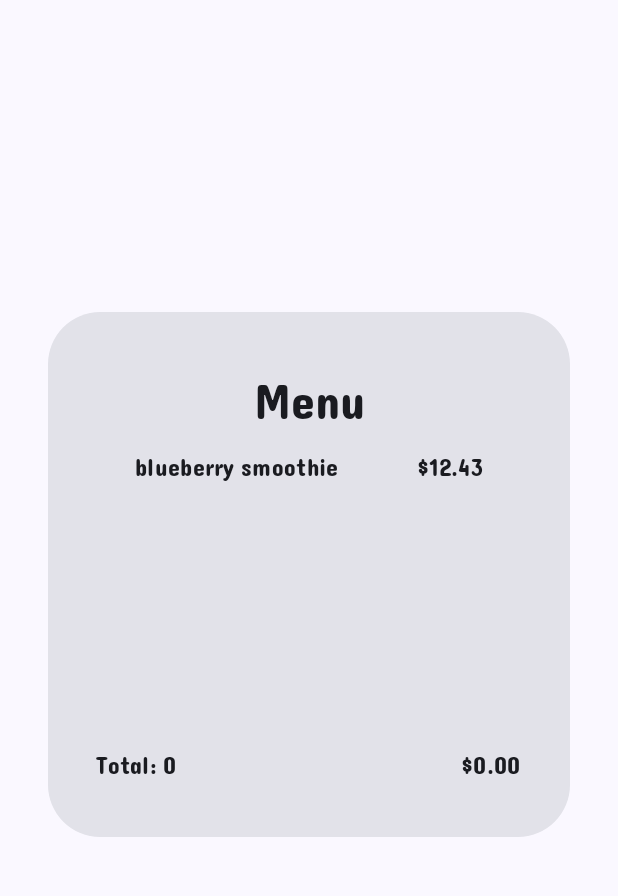
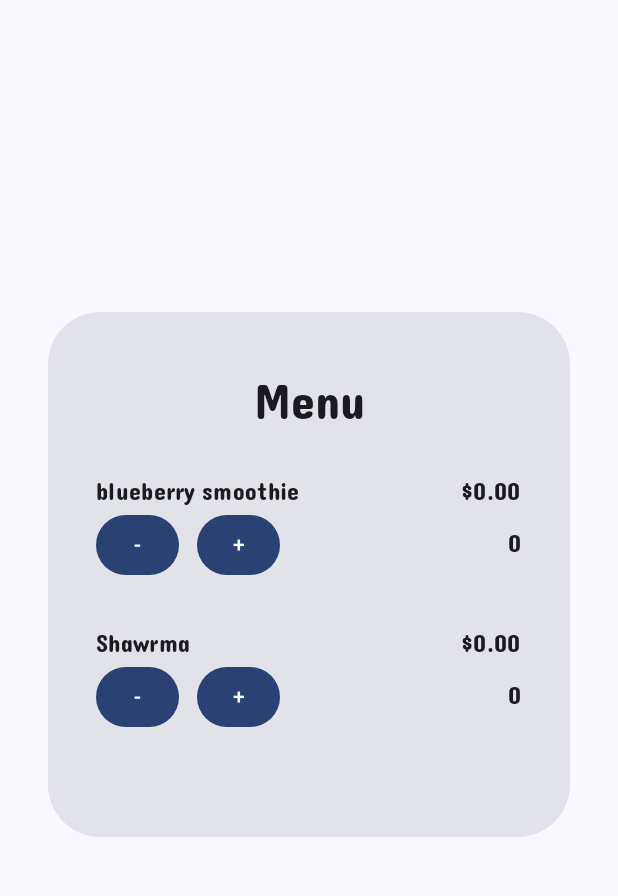
Before and after one commit to Mezoinnit/YumYum-Project, an Android app built with Jetpack Compose: the screen it shows after launch (MainActivity), on a phone screen of 412 x 824 dp, the part 87-983 px from its top. Run offline under Robolectric (Android 15) with nearby library versions, the phone set to English and light mode, and no system bars.

```diff
--- a/app/src/main/java/com/example/yumyum/MainActivity.kt
+++ b/app/src/main/java/com/example/yumyum/MainActivity.kt
@@ -4,12 +4,7 @@ import android.os.Bundle
 import androidx.activity.ComponentActivity
 import androidx.activity.compose.setContent
 import androidx.activity.enableEdgeToEdge
-import androidx.compose.foundation.layout.fillMaxSize
-import androidx.compose.foundation.layout.padding
-import androidx.compose.material3.Scaffold
-import androidx.compose.material3.Text
 import androidx.compose.runtime.Composable
-import androidx.compose.ui.Modifier
 import androidx.compose.ui.tooling.preview.Preview
 import com.example.yumyum.presentation.MainScreen
 import com.example.yumyum.ui.theme.YumYumTheme
--- a/app/src/main/java/com/example/yumyum/ViewModel/YumViewModel.kt
+++ b/app/src/main/java/com/example/yumyum/ViewModel/YumViewModel.kt
@@ -6,6 +6,7 @@ import androidx.compose.runtime.mutableIntStateOf
 import androidx.compose.runtime.mutableStateOf
 import androidx.lifecycle.ViewModel
 import androidx.lifecycle.viewModelScope
+import com.example.yumyum.model.YumData
 import com.example.yumyum.model.yumList
 import kotlinx.coroutines.Dispatchers
 import kotlinx.coroutines.flow.MutableStateFlow
@@ -15,28 +16,31 @@ import kotlin.math.roundToLong
 
 class YumViewModel: ViewModel() {
 
-    private val yumState = MutableStateFlow(yumList)
+    private val yumcontent = MutableStateFlow(yumList())
+
+    val yumDataList = yumcontent.asStateFlow()
 
     private var count = mutableIntStateOf(0)
 
-    var quantity = mutableIntStateOf(0)
+    private var totalQuantity = mutableIntStateOf(0)
+    private var totalPrice = mutableDoubleStateOf(0.0)
 
     fun yumLogic(){
-
         viewModelScope.launch(Dispatchers.IO) {
-            if (count.intValue < yumState.value.size - 1) count.intValue++ else count.intValue = 0
+            yumPriceLogic()
+            yumQuantityLogic()
         }
     }
 
-    fun yumName(): String{
-        return yumState.value[count.intValue].name
+    fun yumQuantityLogic(): Int {
+        var y = yumcontent.value[0].quantity.value
+        return totalQuantity.intValue
     }
-    fun yumPrice(): Double{
-        return yumState.value[count.intValue].price
-    }
-
-    fun totalAmount(): Double{
-        return yumPrice().times(quantity.intValue)
+    fun yumPriceLogic(): Double {
+        for(x in 0 until yumcontent.value.size){
+            totalPrice.doubleValue = yumcontent.value[x].price.times(yumcontent.value[x].quantity.value)
+        }
+        return totalPrice.doubleValue
     }
 
 }
--- a/app/src/main/java/com/example/yumyum/model/YumData.kt
+++ b/app/src/main/java/com/example/yumyum/model/YumData.kt
@@ -1,3 +1,8 @@
 package com.example.yumyum.model
 
-data class YumData(val name:String, val price:Double, val quantity:Int = 0)
+import androidx.compose.runtime.MutableState
+import androidx.compose.runtime.State
+import androidx.compose.runtime.derivedStateOf
+import androidx.compose.runtime.mutableStateOf
+
+data class YumData(var name:String, var price:Double, var quantity: MutableState<Int> = mutableStateOf(0), val totalPrice: State<Double> = derivedStateOf { quantity.value * price })
--- a/app/src/main/java/com/example/yumyum/model/YumList.kt
+++ b/app/src/main/java/com/example/yumyum/model/YumList.kt
@@ -1,6 +1,8 @@
 package com.example.yumyum.model
 
-val yumList = listOf<YumData>(
-    YumData("blueberry smoothie", 12.43),
+fun yumList():List<YumData>{
+    return listOf(
+        YumData("blueberry smoothie", 12.43),
         YumData("Shawrma", 17.29)
-)
+    )
+}
--- a/app/src/main/java/com/example/yumyum/presentation/MainScreen.kt
+++ b/app/src/main/java/com/example/yumyum/presentation/MainScreen.kt
@@ -1,15 +1,13 @@
 package com.example.yumyum.presentation
 
-import androidx.compose.foundation.layout.fillMaxSize
 import androidx.compose.foundation.layout.navigationBarsPadding
 import androidx.compose.foundation.layout.padding
 import androidx.compose.foundation.layout.statusBarsPadding
-import androidx.compose.foundation.rememberScrollState
-import androidx.compose.foundation.verticalScroll
 import androidx.compose.material3.Scaffold
 import androidx.compose.runtime.Composable
 import androidx.compose.ui.Modifier
 import com.example.yumyum.R
+import com.example.yumyum.model.yumList
 import com.example.yumyum.presentation.components.MainContent
 import com.example.yumyum.presentation.components.TopAppBar
 
@@ -18,6 +16,6 @@ fun MainScreen(){
     Scaffold(modifier = Modifier
         .statusBarsPadding()
         .navigationBarsPadding(), topBar = { TopAppBar(R.string.app_name)}) { PaddingValues ->
-        MainContent(modifier = Modifier.padding(PaddingValues))
+        MainContent(modifier = Modifier.padding(PaddingValues), yumList = yumList())
     }
 }
--- a/app/src/main/java/com/example/yumyum/presentation/components/FirstScreen.kt
+++ b/app/src/main/java/com/example/yumyum/presentation/components/FirstScreen.kt
@@ -11,6 +11,8 @@ import androidx.compose.foundation.layout.fillMaxWidth
 import androidx.compose.foundation.layout.height
 import androidx.compose.foundation.layout.padding
 import androidx.compose.foundation.layout.width
+import androidx.compose.foundation.lazy.LazyColumn
+import androidx.compose.foundation.lazy.items
 import androidx.compose.foundation.rememberScrollState
 import androidx.compose.foundation.shape.RoundedCornerShape
 import androidx.compose.foundation.verticalScroll
@@ -28,8 +30,10 @@ import androidx.compose.ui.draw.clip
 import androidx.compose.ui.res.stringResource
 import androidx.compose.ui.unit.dp
 import androidx.compose.ui.unit.sp
+import com.example.yumyum.ViewModel.YumViewModel
 import androidx.lifecycle.viewmodel.compose.viewModel
-import com.example.yumyum.ViewModel.YumViewModel
+import com.example.yumyum.model.YumData
+import com.example.yumyum.model.yumList
 import com.example.yumyum.presentation.dimenstions.bodyPadding
 import com.example.yumyum.presentation.dimenstions.buttonHeight
 import com.example.yumyum.presentation.dimenstions.buttonTopPadding
@@ -59,11 +63,7 @@ fun TopAppBar(@StringRes title: Int) {
 
 @SuppressLint("DefaultLocale")
 @Composable
-fun MainContent(vm: YumViewModel = viewModel(), modifier: Modifier) {
-    val yumName = vm.yumName()
-    val yumPrice = vm.yumPrice()
-    val total = vm.totalAmount()
-    val rnd = String.format("%.2f", total)
+fun MainContent(modifier: Modifier, yumList: List<YumData>) {
     Column(
         horizontalAlignment = Alignment.CenterHorizontally,
         verticalArrangement = Arrangement.Center,
@@ -87,43 +87,54 @@ fun MainContent(vm: YumViewModel = viewModel(), modifier: Modifier) {
                     .padding(bodyPadding)
             ) {
                 Text(text = "Menu", style = MaterialTheme.typography.titleLarge)
-                Row(
-                    modifier = Modifier.fillMaxWidth(),
-                    verticalAlignment = Alignment.Top,
-                    horizontalArrangement = Arrangement.SpaceAround
-                ) {
-                    Text(text = yumName)
-                    Text(text = "$$yumPrice")
-                }
-                Row {
-                    Button(
-                        onClick = { if (vm.quantity.intValue > 0) vm.quantity.intValue-- else vm.quantity.intValue },
-                        modifier = Modifier
-                            .width(buttonWidth - 60.dp)
-                            .height(buttonHeight)
-                    ) {
-                        Text(text = "-")
+                LazyColumn() {
+                    items(yumList) {
+                        MenuList(data = it)
                     }
-                    Button(
-                        onClick = { vm.quantity.intValue++ },
-                        modifier = Modifier
-                            .padding(start = buttonTopPadding)
-                            .width(buttonWidth - 60.dp)
-                            .height(buttonHeight)
-                    ) {
-                        Text(text = "+")
-                    }
-                }
-                Row(
-                    verticalAlignment = Alignment.Bottom,
-                    horizontalArrangement = Arrangement.SpaceBetween,
-                    modifier = Modifier.fillMaxSize()
-                ) {
-                    Text(text = "Total: ${vm.quantity.intValue}")
-                    Text(text = "$$rnd")
 
                 }
             }
         }
     }
 }
+
+@Composable
+fun MenuList(data: YumData) {
+    Column(modifier = Modifier.padding(vertical = 16.dp)) {
+
+        Row(
+            modifier = Modifier.fillMaxWidth(),
+            verticalAlignment = Alignment.Top,
+            horizontalArrangement = Arrangement.SpaceBetween
+        ) {
+            Text(text = data.name)
+            Text(text = "$${String.format("%.2f", data.totalPrice.value)}")
+        }
+        Row(
+            horizontalArrangement = Arrangement.SpaceBetween,
+            verticalAlignment = Alignment.CenterVertically,
+            modifier = Modifier.fillMaxWidth()
+        ) {
+            Row {
+                Button(
+                    onClick = { if (data.quantity.value > 0) data.quantity.value-- else data.quantity.value },
+                    modifier = Modifier
+                        .width(buttonWidth)
+                        .height(buttonHeight)
+                ) {
+                    Text(text = "-")
+                }
+                Button(
+                    onClick = { data.quantity.value++ },
+                    modifier = Modifier
+                        .padding(start = buttonTopPadding)
+                        .width(buttonWidth)
+                        .height(buttonHeight)
+                ) {
+                    Text(text = "+")
+                }
+            }
+            Text(text = "${data.quantity.value}")
+        }
+    }
+}
--- a/app/src/main/java/com/example/yumyum/presentation/dimenstions/componentValues.kt
+++ b/app/src/main/java/com/example/yumyum/presentation/dimenstions/componentValues.kt
@@ -14,5 +14,5 @@ val buttonTopPadding = 12.dp
 val cardHeight = 350.dp
 
 //button
-val buttonWidth = 50.dp
-val buttonHeight = 50.dp
+val buttonWidth = 55.dp
+val buttonHeight = 40.dp
```
